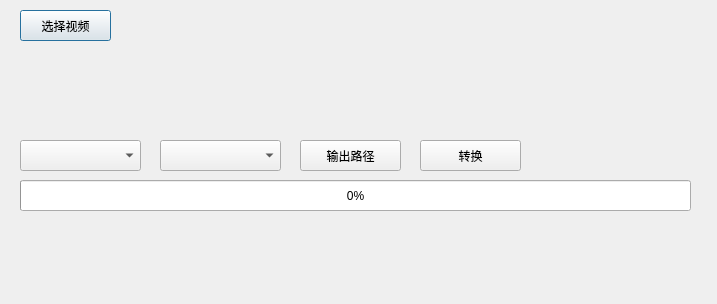
Above: VideoConversion.ui from 50th/video_conversion before the change. Below: the same form after it.
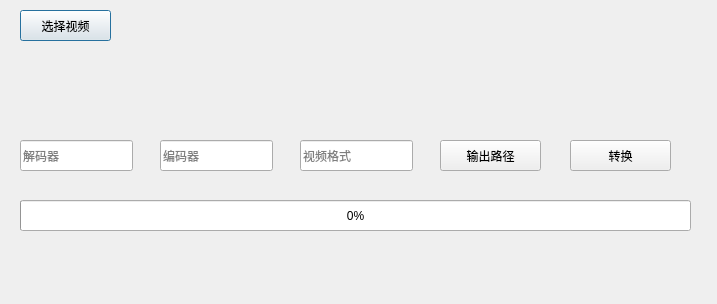
That is the form after the change.

Commit message: 改为手动输入解码器和编码器；

Patch:
```diff
--- a/VideoConversion.ui
+++ b/VideoConversion.ui
@@ -39,30 +39,10 @@
     <string/>
    </property>
   </widget>
-  <widget class="QComboBox" name="encode_comb_box">
-   <property name="geometry">
-    <rect>
-     <x>20</x>
-     <y>140</y>
-     <width>121</width>
-     <height>31</height>
-    </rect>
-   </property>
-  </widget>
-  <widget class="QComboBox" name="format_comb_box">
-   <property name="geometry">
-    <rect>
-     <x>160</x>
-     <y>140</y>
-     <width>121</width>
-     <height>31</height>
-    </rect>
-   </property>
-  </widget>
   <widget class="QPushButton" name="out_video_btn">
    <property name="geometry">
     <rect>
-     <x>300</x>
+     <x>440</x>
      <y>140</y>
      <width>101</width>
      <height>31</height>
@@ -75,7 +55,7 @@
   <widget class="QPushButton" name="conversion_video_btn">
    <property name="geometry">
     <rect>
-     <x>420</x>
+     <x>570</x>
      <y>140</y>
      <width>101</width>
      <height>31</height>
@@ -92,7 +72,7 @@
    <property name="geometry">
     <rect>
      <x>20</x>
-     <y>180</y>
+     <y>200</y>
      <width>671</width>
      <height>31</height>
     </rect>
@@ -120,6 +100,45 @@
     <string/>
    </property>
   </widget>
+  <widget class="QLineEdit" name="decoder_inp">
+   <property name="geometry">
+    <rect>
+     <x>20</x>
+     <y>140</y>
+     <width>113</width>
+     <height>31</height>
+    </rect>
+   </property>
+   <property name="placeholderText">
+    <string>解码器</string>
+   </property>
+  </widget>
+  <widget class="QLineEdit" name="encoder_inp">
+   <property name="geometry">
+    <rect>
+     <x>160</x>
+     <y>140</y>
+     <width>113</width>
+     <height>31</height>
+    </rect>
+   </property>
+   <property name="placeholderText">
+    <string>编码器</string>
+   </property>
+  </widget>
+  <widget class="QLineEdit" name="format_inp">
+   <property name="geometry">
+    <rect>
+     <x>300</x>
+     <y>140</y>
+     <width>113</width>
+     <height>31</height>
+    </rect>
+   </property>
+   <property name="placeholderText">
+    <string>视频格式</string>
+   </property>
+  </widget>
  </widget>
  <resources/>
  <connections/>
```
The commit also changes 4 other files.
